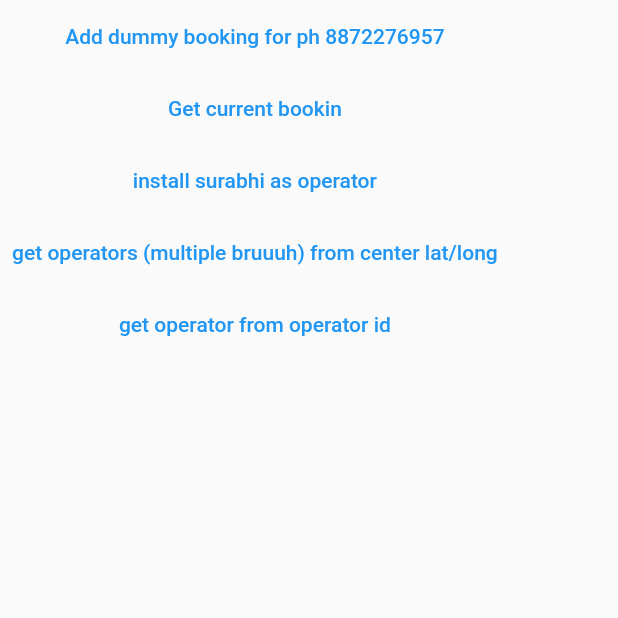
After one commit to wersharks/mera_aadhar, a Flutter app: the TestFirescreen screen opened directly, after a tap on "Add dummy booking for ph 8872276957", on a phone screen of 412 x 824 dp, the top half of it. The commit adds this screen. Run offline on Flutter 3.47's test engine with Material 2 defaults, Android fonts, the phone set to English and light mode, and no system bars; our stand-ins replace cloud_firestore, firebase_auth, firebase_core, firebase_messaging, flutter_map, flutter_otp_text_field and 4 more; missing offline and left inert: flutter_map_marker_popup, otp_autofill; accounts and stored records are empty.

Commit message:
Firebase (Booking/Operator) with Fixtures

```diff
--- /dev/null
+++ b/lib/firebase/booking_db.dart
@@ -0,0 +1,36 @@
+import 'package:cloud_firestore/cloud_firestore.dart';
+import 'package:mera_aadhar/models/booking_model.dart';
+import 'package:firebase_auth/firebase_auth.dart';
+
+class BookingDB {
+
+CollectionReference _collectionRef =
+    FirebaseFirestore.instance.collection('bookings');
+
+    Future<void> addNewBooking(Booking booking) {
+      return _collectionRef
+          .add(booking.toJson())
+          .then((value) => print("Booking entry added"))
+          .catchError((error) => print("Failed to add entry: $error"));
+    }
+
+    Future<Booking?> getMyCurrentBooking() async {
+        FirebaseAuth auth = FirebaseAuth.instance;
+
+        print("my ph "+(auth.currentUser?.phoneNumber)!);
+
+        QuerySnapshot snap = await _collectionRef
+                                    .where('phoneNo', isEqualTo: auth.currentUser?.phoneNumber)
+                                    .orderBy('timestamp', descending: true)
+                                    .limit(1)
+                                    .get();
+
+        if(snap.size != 0){
+            Booking b = Booking.fromJson(snap.docs[0].data() as Map<String, dynamic>);
+            if(b.bookingStatus! != "Completed") return b;
+            else return null;
+        }
+        else return null;
+    }
+
+}
--- /dev/null
+++ b/lib/firebase/operator_db.dart
@@ -0,0 +1,49 @@
+import 'package:cloud_firestore/cloud_firestore.dart';
+import 'package:mera_aadhar/models/operator_model.dart';
+import 'package:firebase_auth/firebase_auth.dart';
+
+class OperatorDB {
+
+CollectionReference _collectionRef =
+    FirebaseFirestore.instance.collection('operators');
+
+    Future<void> addNewOperator(Operator booking) {
+        // TODO: UNSAFE/TESTING ONLY
+      return _collectionRef
+          .add(booking.toJson())
+          .then((value) => print("Operator entry added"))
+          .catchError((error) => print("Failed to add entry: $error"));
+    }
+
+    Future<Operator?> getOperatorById(int operatorId) async {
+        QuerySnapshot snap = await _collectionRef
+                                    .where('operatorId', isEqualTo: operatorId)
+                                    .limit(1)
+                                    .get();
+
+        if(snap.size != 0){
+            Operator b = Operator.fromJson(snap.docs[0].data() as Map<String, dynamic>);
+            if(b.isOperatorActive! != false) return b;
+            else return null;
+        }
+        else return null;
+    }
+
+    Future<List<Operator>> getOperatorsByLatLong(String latlong) async {
+        QuerySnapshot snap = await _collectionRef
+                                    .where('centerLocation', isEqualTo: latlong)
+                                    .get();
+
+        List<Operator> operators = [];
+
+        snap.docs.forEach((doc){
+            Operator op = Operator.fromJson(doc.data() as Map<String, dynamic>);
+            if(op.isOperatorActive!){
+                operators.add(op);
+            }
+        });
+
+        return operators;
+    }
+
+}
--- /dev/null
+++ b/lib/fixtures/booking_fixture.dart
@@ -0,0 +1,18 @@
+import 'package:mera_aadhar/models/booking_model.dart';
+import 'dart:convert';
+
+class BookingFixture {
+    static Booking dummyBooking(){
+        Map<String, dynamic> data = jsonDecode('{"bookingId":42,"operatorId":22451,"bookingType":0,"phoneNo":"+918872276957","bookingLocation":{"lat":23.25564,"lon":21.22134},"userdata":{"phoneNo":"8872276957","type":0,"locationText":"Hostel O, Tiet"},"paydata":{"type":"CASH","receipt":null,"status":"Success"},"bookingStatus":"Completed","timestamp":1660465314}');
+        final Booking bookin = Booking.fromJson(data);
+        return bookin;
+    }
+
+    Future<Booking?> fixture_booking_getMyCurrentBooking() async {
+        return dummyBooking();
+    }
+
+    Future<Booking?> fixture_nobooking_getMyCurrentBooking() async {
+        return null;
+    }
+}
--- /dev/null
+++ b/lib/fixtures/operator_fixture.dart
@@ -0,0 +1,11 @@
+import 'package:mera_aadhar/models/operator_model.dart';
+import 'dart:convert';
+
+class OperatorFixture {
+    static Operator dummySurabhi(){
+        Map<String, dynamic> data = jsonDecode('{"operatorId":42254,"centerLocation":"31.66525645-23.2554126","name":"Surabhi Misra","picture":"","age":18,"gender":"Female","phoneNo":"+91123456789","email":"surabhi@gmail.com","ratings":"4.5","reviews":["Good work","She is very hardworking operator","quickly resolved my services"],"isOperatorActive":true,"timestamp":1660465314}');
+        final Operator surabhi = Operator.fromJson(data);
+        return surabhi;
+    }
+
+}
--- /dev/null
+++ b/lib/models/booking_model.dart
@@ -0,0 +1,122 @@
+class Booking {
+  int? bookingId;
+  int? operatorId;
+  int? bookingType;
+  String? phoneNo;
+  BookingLocation? bookingLocation;
+  Userdata? userdata;
+  Paydata? paydata;
+  String? bookingStatus;
+  int? timestamp;
+
+  Booking(
+      {this.bookingId,
+      this.operatorId,
+      this.bookingType,
+      this.phoneNo,
+      this.bookingLocation,
+      this.userdata,
+      this.paydata,
+      this.bookingStatus,
+      this.timestamp});
+
+  Booking.fromJson(Map<String, dynamic> json) {
+    bookingId = json['bookingId'];
+    operatorId = json['operatorId'];
+    bookingType = json['bookingType'];
+    phoneNo = json['phoneNo'];
+    bookingLocation = json['bookingLocation'] != null
+        ? new BookingLocation.fromJson(json['bookingLocation'])
+        : null;
+    userdata = json['userdata'] != null
+        ? new Userdata.fromJson(json['userdata'])
+        : null;
+    paydata =
+        json['paydata'] != null ? new Paydata.fromJson(json['paydata']) : null;
+    bookingStatus = json['bookingStatus'];
+    timestamp = json['timestamp'];
+  }
+
+  Map<String, dynamic> toJson() {
+    final Map<String, dynamic> data = new Map<String, dynamic>();
+    data['bookingId'] = this.bookingId;
+    data['operatorId'] = this.operatorId;
+    data['bookingType'] = this.bookingType;
+    data['phoneNo'] = this.phoneNo;
+    if (this.bookingLocation != null) {
+      data['bookingLocation'] = this.bookingLocation!.toJson();
+    }
+    if (this.userdata != null) {
+      data['userdata'] = this.userdata!.toJson();
+    }
+    if (this.paydata != null) {
+      data['paydata'] = this.paydata!.toJson();
+    }
+    data['bookingStatus'] = this.bookingStatus;
+    data['timestamp'] = this.timestamp;
+    return data;
+  }
+}
+
+class BookingLocation {
+  double? lat;
+  double? lon;
+
+  BookingLocation({this.lat, this.lon});
+
+  BookingLocation.fromJson(Map<String, dynamic> json) {
+    lat = json['lat'];
+    lon = json['lon'];
+  }
+
+  Map<String, dynamic> toJson() {
+    final Map<String, dynamic> data = new Map<String, dynamic>();
+    data['lat'] = this.lat;
+    data['lon'] = this.lon;
+    return data;
+  }
+}
+
+class Userdata {
+  String? phoneNo;
+  int? type;
+  String? locationText;
+
+  Userdata({this.phoneNo, this.type, this.locationText});
+
+  Userdata.fromJson(Map<String, dynamic> json) {
+    phoneNo = json['phoneNo'];
+    type = json['type'];
+    locationText = json['locationText'];
+  }
+
+  Map<String, dynamic> toJson() {
+    final Map<String, dynamic> data = new Map<String, dynamic>();
+    data['phoneNo'] = this.phoneNo;
+    data['type'] = this.type;
+    data['locationText'] = this.locationText;
+    return data;
+  }
+}
+
+class Paydata {
+  String? type;
+  Null? receipt;
+  String? status;
+
+  Paydata({this.type, this.receipt, this.status});
+
+  Paydata.fromJson(Map<String, dynamic> json) {
+    type = json['type'];
+    receipt = json['receipt'];
+    status = json['status'];
+  }
+
+  Map<String, dynamic> toJson() {
+    final Map<String, dynamic> data = new Map<String, dynamic>();
+    data['type'] = this.type;
+    data['receipt'] = this.receipt;
+    data['status'] = this.status;
+    return data;
+  }
+}
--- /dev/null
+++ b/lib/models/operator_model.dart
@@ -0,0 +1,60 @@
+class Operator {
+  int? operatorId;
+  String? centerLocation;
+  String? name;
+  String? picture;
+  int? age;
+  String? gender;
+  String? phoneNo;
+  String? email;
+  String? ratings;
+  List<String>? reviews;
+  bool? isOperatorActive;
+  int? timestamp;
+
+  Operator(
+      {this.operatorId,
+      this.centerLocation,
+      this.name,
+      this.picture,
+      this.age,
+      this.gender,
+      this.phoneNo,
+      this.email,
+      this.ratings,
+      this.reviews,
+      this.isOperatorActive,
+      this.timestamp});
+
+  Operator.fromJson(Map<String, dynamic> json) {
+    operatorId = json['operatorId'];
+    centerLocation = json['centerLocation'];
+    name = json['name'];
+    picture = json['picture'];
+    age = json['age'];
+    gender = json['gender'];
+    phoneNo = json['phoneNo'];
+    email = json['email'];
+    ratings = json['ratings'];
+    reviews = json['reviews'].cast<String>();
+    isOperatorActive = json['isOperatorActive'];
+    timestamp = json['timestamp'];
+  }
+
+  Map<String, dynamic> toJson() {
+    final Map<String, dynamic> data = new Map<String, dynamic>();
+    data['operatorId'] = this.operatorId;
+    data['centerLocation'] = this.centerLocation;
+    data['name'] = this.name;
+    data['picture'] = this.picture;
+    data['age'] = this.age;
+    data['gender'] = this.gender;
+    data['phoneNo'] = this.phoneNo;
+    data['email'] = this.email;
+    data['ratings'] = this.ratings;
+    data['reviews'] = this.reviews;
+    data['isOperatorActive'] = this.isOperatorActive;
+    data['timestamp'] = this.timestamp;
+    return data;
+  }
+}
--- /dev/null
+++ b/lib/testscreens/testfirebase.dart
@@ -0,0 +1,92 @@
+import 'package:flutter/src/foundation/key.dart';
+import 'package:flutter/src/widgets/framework.dart';
+import 'package:flutter/material.dart';
+import 'package:mera_aadhar/screens/login_type.dart';
+import 'package:mera_aadhar/screens/verification.dart';
+import 'package:mera_aadhar/services/auth/otp_signin.dart';
+import 'package:mera_aadhar/utilities/constants.dart';
+import 'package:mera_aadhar/screens/map_basic.dart';
+import 'package:provider/provider.dart';
+
+import 'package:firebase_core/firebase_core.dart';
+
+import 'package:mera_aadhar/fixtures/booking_fixture.dart';
+import 'package:mera_aadhar/models/booking_model.dart';
+import 'package:mera_aadhar/firebase/booking_db.dart';
+
+import 'package:mera_aadhar/fixtures/operator_fixture.dart';
+import 'package:mera_aadhar/models/operator_model.dart';
+import 'package:mera_aadhar/firebase/operator_db.dart';
+
+import 'package:flutter/foundation.dart';
+
+class TestFirescreen extends StatelessWidget {
+  const TestFirescreen({Key? key}) : super(key: key);
+
+  @override
+  Widget build(BuildContext context) {
+    return Scaffold(
+        body: SafeArea(
+      child: Column(
+        children: [
+          TextButton(
+            child: Text("Add dummy booking for ph 8872276957"),
+            onPressed: () {
+                debugPrint("init nwo dummy");
+                Booking dummy = BookingFixture.dummyBooking();
+
+                BookingDB bdb = new BookingDB();
+                bdb.addNewBooking(dummy).then((value){
+                    debugPrint("Successfully added booking!");
+                });
+
+            },
+          ),
+          TextButton(
+            child: Text("Get current bookin"),
+            onPressed: () {
+                BookingDB bdb = new BookingDB();
+                bdb.getMyCurrentBooking().then((value){
+                    debugPrint("What!");
+                    print(value);
+                });
+            },
+          ),
+          TextButton(
+            child: Text("install surabhi as operator"),
+            onPressed: () {
+                OperatorDB odb = new OperatorDB();
+                odb.addNewOperator(OperatorFixture.dummySurabhi()).then((value){
+                    debugPrint("Added surabhi");
+                });
+            },
+          ),
+          TextButton(
+            child: Text("get operators (multiple bruuuh) from center lat/long"),
+            onPressed: () {
+                String centerLatlong = "31.66525645-23.2554126";
+                OperatorDB odp = new OperatorDB();
+                odp.getOperatorsByLatLong(centerLatlong).then((lst){
+                    print("Length lst " + lst.length.toString());
+                });
+            },
+          ),
+          TextButton(
+            child: Text("get operator from operator id"),
+            onPressed: () {
+                int surabhiId = 42254; // DEBUG SURABHI ID IS THISSSS LETS MAKE HER WORK HARD AS OPERATOR
+
+                OperatorDB odb = new OperatorDB();
+                odb.getOperatorById(surabhiId).then((value){
+                    debugPrint("Yea surab!");
+                    print(value);
+                });
+
+            },
+          ),
+        ],
+      ),
+    ));
+
+  }
+}
--- a/pubspec.yaml
+++ b/pubspec.yaml
@@ -45,8 +45,11 @@ dependencies:
   location: ^4.4.0
   provider: ^6.0.3
   flutter_map_marker_popup: any
+  firebase_database: ^9.1.1
 
 dev_dependencies:
+  integration_test:
+    sdk: flutter
   flutter_test:
     sdk: flutter
 
```
Also changed, not shown: lib/screens/home_page.dart (+10 -0 lines), pubspec.lock, 1 other file.
